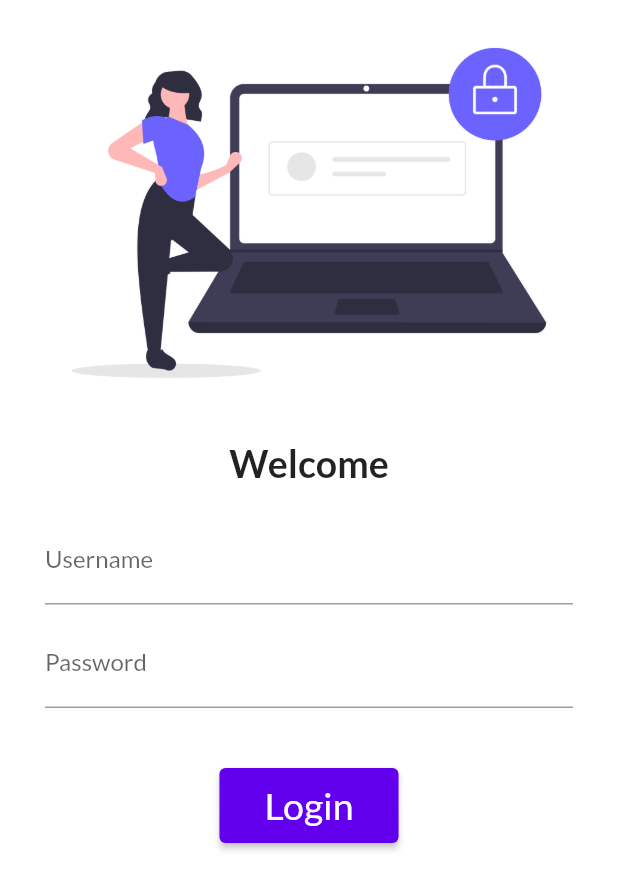
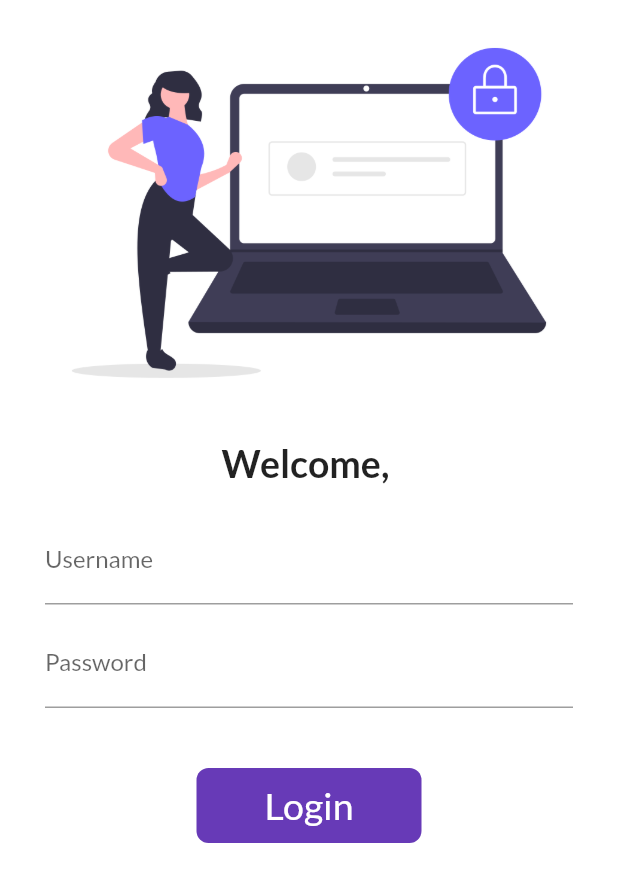
Before and after one commit to 4643880/Catalog-App-Flutter, a Flutter app: the screen it shows after launch, on a phone screen of 412 x 824 dp. Shown: the top 890 px of the screen. Run offline on Flutter 3.47's test engine with Material 2 defaults, Android fonts, the phone set to English and light mode, and no system bars; our stand-ins replace google_fonts.

Commit message:
Day-6 Completes Here

```diff
--- a/lib/pages/home_page.dart
+++ b/lib/pages/home_page.dart
@@ -10,6 +10,7 @@ class HomePage extends StatelessWidget {
   Widget build(BuildContext context) {
     return Scaffold(
       appBar: AppBar(
+        backgroundColor: Colors.deepPurple,
         title: Center(
           child: Text(
             "Catalog App",
--- a/lib/pages/login_page.dart
+++ b/lib/pages/login_page.dart
@@ -1,8 +1,16 @@
 import 'package:flutter/material.dart';
 import 'package:flutter_catalog_app/utils/routes.dart';
 
-class LoginPage extends StatelessWidget {
+class LoginPage extends StatefulWidget {
   const LoginPage({Key? key}) : super(key: key);
+
+  @override
+  State<LoginPage> createState() => _LoginPageState();
+}
+
+class _LoginPageState extends State<LoginPage> {
+  String userName = "";
+  bool button_design = false;
 
   @override
   Widget build(BuildContext context) {
@@ -19,7 +27,7 @@ class LoginPage extends StatelessWidget {
             ),
             SizedBox(width: 200, height: 10),
             Text(
-              "Welcome",
+              "Welcome, $userName",
               style: TextStyle(fontSize: 25, fontWeight: FontWeight.bold),
             ),
             SizedBox(width: 200, height: 10),
@@ -28,6 +36,10 @@ class LoginPage extends StatelessWidget {
               child: Column(
                 children: [
                   TextFormField(
+                    onChanged: (value) {
+                      userName = value;
+                      setState(() {});
+                    },
                     decoration: InputDecoration(
                         hintText: "Enter User Name", labelText: "Username"),
                   ),
@@ -38,19 +50,49 @@ class LoginPage extends StatelessWidget {
                         hintText: "Enter the Password", labelText: "Password"),
                   ),
                   SizedBox(width: 200, height: 40),
-                  ElevatedButton(
-                    style: ElevatedButton.styleFrom(
-                        onPrimary: Colors.white,
-                        padding:
-                            EdgeInsets.symmetric(vertical: 10, horizontal: 30)),
-                    onPressed: () {
+                  InkWell(
+                    onTap: () async {
+                      setState(() {
+                        button_design = true;
+                      });
+                      await Future.delayed(Duration(seconds: 1));
                       Navigator.pushNamed(context, MyRoutes.home_route);
                     },
-                    child: Text(
-                      "Login",
-                      style: TextStyle(fontSize: 25),
+                    child: AnimatedContainer(
+                      duration: Duration(seconds: 1),
+                      decoration: BoxDecoration(
+                          color: Colors.deepPurple,
+                          borderRadius: BorderRadius.circular(
+                            button_design ? 50 : 8,
+                          )),
+                      alignment: Alignment.center,
+                      child: button_design
+                          ? Icon(
+                              Icons.done,
+                              color: Colors.white,
+                            )
+                          : Text(
+                              "Login",
+                              style:
+                                  TextStyle(color: Colors.white, fontSize: 25),
+                            ),
+                      height: button_design ? 75 : 50,
+                      width: button_design ? 75 : 150,
                     ),
-                  ),
+                  )
+                  // ElevatedButton(
+                  //   style: ElevatedButton.styleFrom(
+                  //       onPrimary: Colors.white,
+                  //       padding:
+                  //           EdgeInsets.symmetric(vertical: 10, horizontal: 30)),
+                  //   onPressed: () {
+                  //     Navigator.pushNamed(context, MyRoutes.home_route);
+                  //   },
+                  //   child: Text(
+                  //     "Login",
+                  //     style: TextStyle(fontSize: 25),
+                  //   ),
+                  // ),
                 ],
               ),
             )
```
